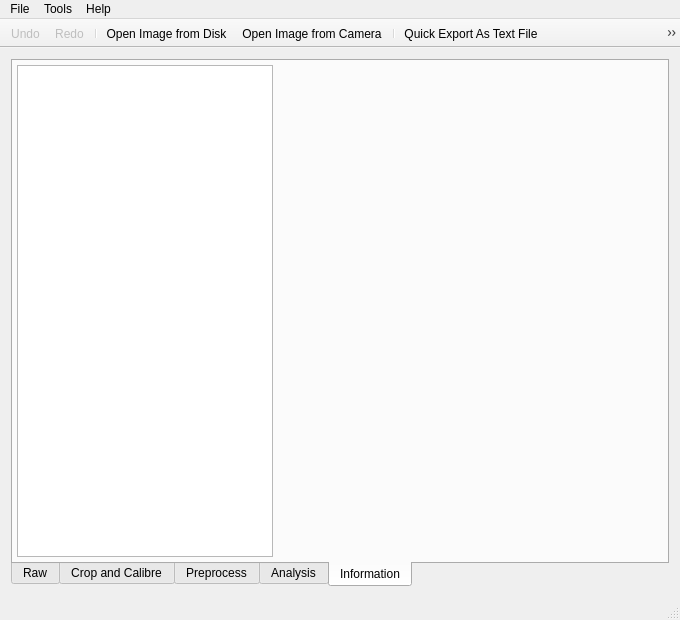
librehat/caiga, file gui/mainwindow.ui: the form before one commit.
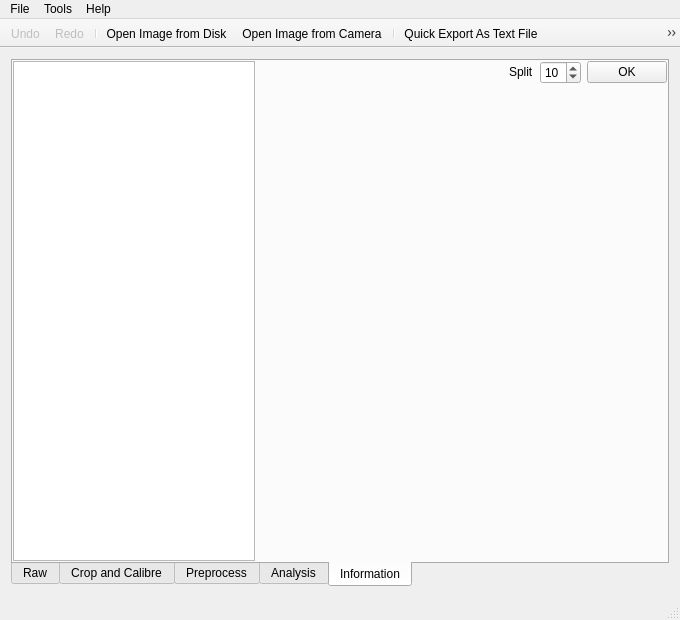
The form after the commit. Icons and pictures are not drawn. Custom widgets are drawn as their Qt base class.

Patch:
```diff
--- a/gui/mainwindow.ui
+++ b/gui/mainwindow.ui
@@ -505,21 +505,56 @@
        <attribute name="title">
         <string>Information</string>
        </attribute>
-       <layout class="QHBoxLayout" name="horizontalLayout_5">
+       <layout class="QGridLayout" name="gridLayout_4">
         <property name="leftMargin">
-         <number>4</number>
+         <number>0</number>
         </property>
         <property name="topMargin">
-         <number>4</number>
+         <number>0</number>
         </property>
         <property name="rightMargin">
-         <number>4</number>
+         <number>0</number>
         </property>
         <property name="bottomMargin">
-         <number>4</number>
+         <number>0</number>
         </property>
-        <item>
+        <item row="0" column="4">
+         <widget class="QLabel" name="splitLabel">
+          <property name="sizePolicy">
+           <sizepolicy hsizetype="Fixed" vsizetype="Fixed">
+            <horstretch>0</horstretch>
+            <verstretch>0</verstretch>
+           </sizepolicy>
+          </property>
+          <property name="text">
+           <string>Split</string>
+          </property>
+         </widget>
+        </item>
+        <item row="0" column="5">
+         <widget class="QSpinBox" name="splitSpinBox">
+          <property name="sizePolicy">
+           <sizepolicy hsizetype="Fixed" vsizetype="Fixed">
+            <horstretch>0</horstretch>
+            <verstretch>0</verstretch>
+           </sizepolicy>
+          </property>
+          <property name="minimum">
+           <number>2</number>
+          </property>
+          <property name="value">
+           <number>10</number>
+          </property>
+         </widget>
+        </item>
+        <item row="0" column="0" rowspan="2">
          <widget class="QTextBrowser" name="infoTextBrowser">
+          <property name="sizePolicy">
+           <sizepolicy hsizetype="Expanding" vsizetype="Expanding">
+            <horstretch>1</horstretch>
+            <verstretch>0</verstretch>
+           </sizepolicy>
+          </property>
           <property name="lineWrapMode">
            <enum>QTextEdit::NoWrap</enum>
           </property>
@@ -528,11 +563,37 @@
           </property>
          </widget>
         </item>
-        <item>
+        <item row="0" column="6">
+         <widget class="QPushButton" name="splitOKPushButton">
+          <property name="sizePolicy">
+           <sizepolicy hsizetype="Fixed" vsizetype="Fixed">
+            <horstretch>0</horstretch>
+            <verstretch>0</verstretch>
+           </sizepolicy>
+          </property>
+          <property name="text">
+           <string>OK</string>
+          </property>
+         </widget>
+        </item>
+        <item row="0" column="3">
+         <spacer name="horizontalSpacer">
+          <property name="orientation">
+           <enum>Qt::Horizontal</enum>
+          </property>
+          <property name="sizeHint" stdset="0">
+           <size>
+            <width>40</width>
+            <height>20</height>
+           </size>
+          </property>
+         </spacer>
+        </item>
+        <item row="1" column="3" colspan="4">
          <widget class="QCustomPlot" name="infoPlotter" native="true">
           <property name="sizePolicy">
            <sizepolicy hsizetype="Preferred" vsizetype="Preferred">
-            <horstretch>5</horstretch>
+            <horstretch>1</horstretch>
             <verstretch>0</verstretch>
            </sizepolicy>
           </property>
```
